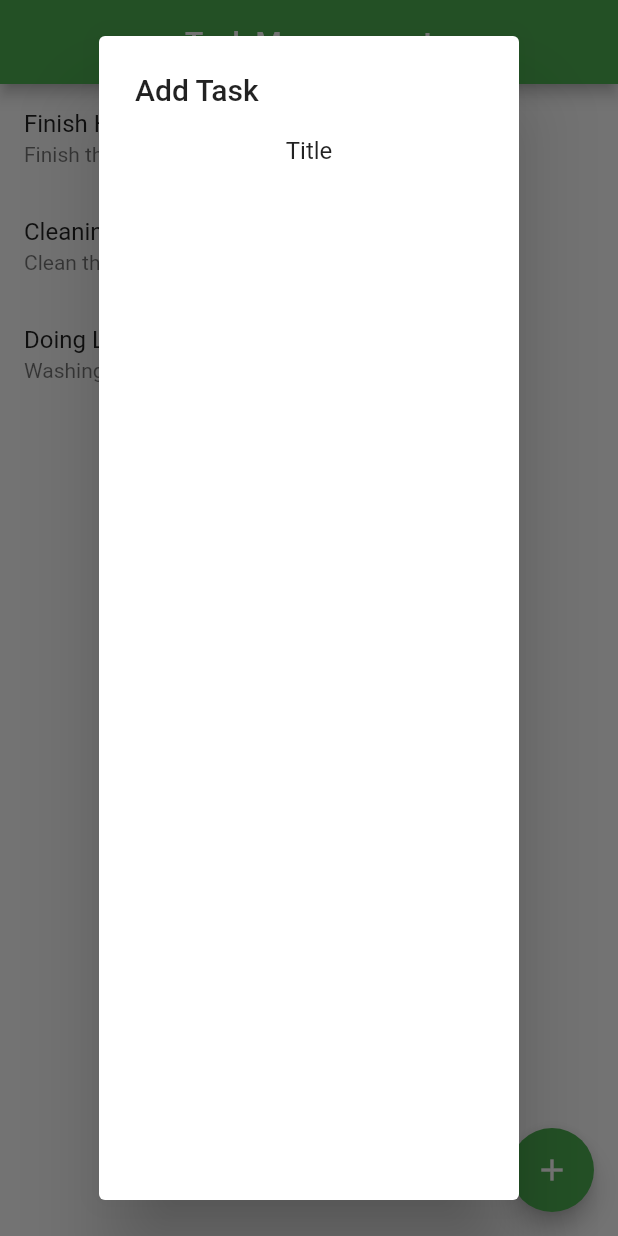
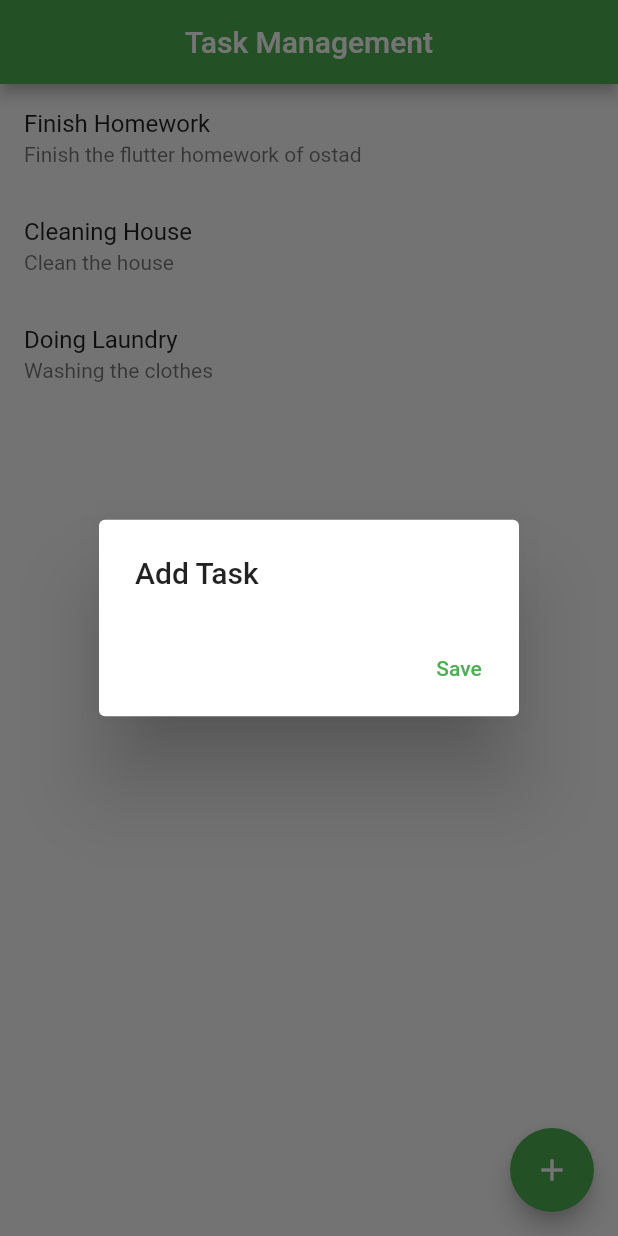
Before and after one commit to syfulsharif/taskManagerFlutter, a Flutter app: the screen it shows after launch, after a tap on the "add" icon, on a phone screen of 412 x 824 dp. Run offline on Flutter 3.47's test engine with Material 2 defaults, Android fonts, the phone set to English and light mode, and no system bars.

Commit message:
Alert Dialog Save button added

```diff
--- a/lib/taskmanager.dart
+++ b/lib/taskmanager.dart
@@ -27,14 +27,18 @@ class _TaskManagerViewState extends State<TaskManagerView> {
         context: context,
         builder: (BuildContext context) {
           return Expanded(
-              child: AlertDialog(
-            title: const Text('Add Task'),
-            content: Center(
-              child: Column(
-                children: [Text('Title')],
-              ),
+            child: AlertDialog(
+              title: Text('Add Task'),
+              actions: [
+                TextButton(
+                  onPressed: () {
+                    Navigator.of(context).pop();
+                  },
+                  child: const Text('Save'),
+                )
+              ],
             ),
-          ));
+          );
         });
   }
 
```
